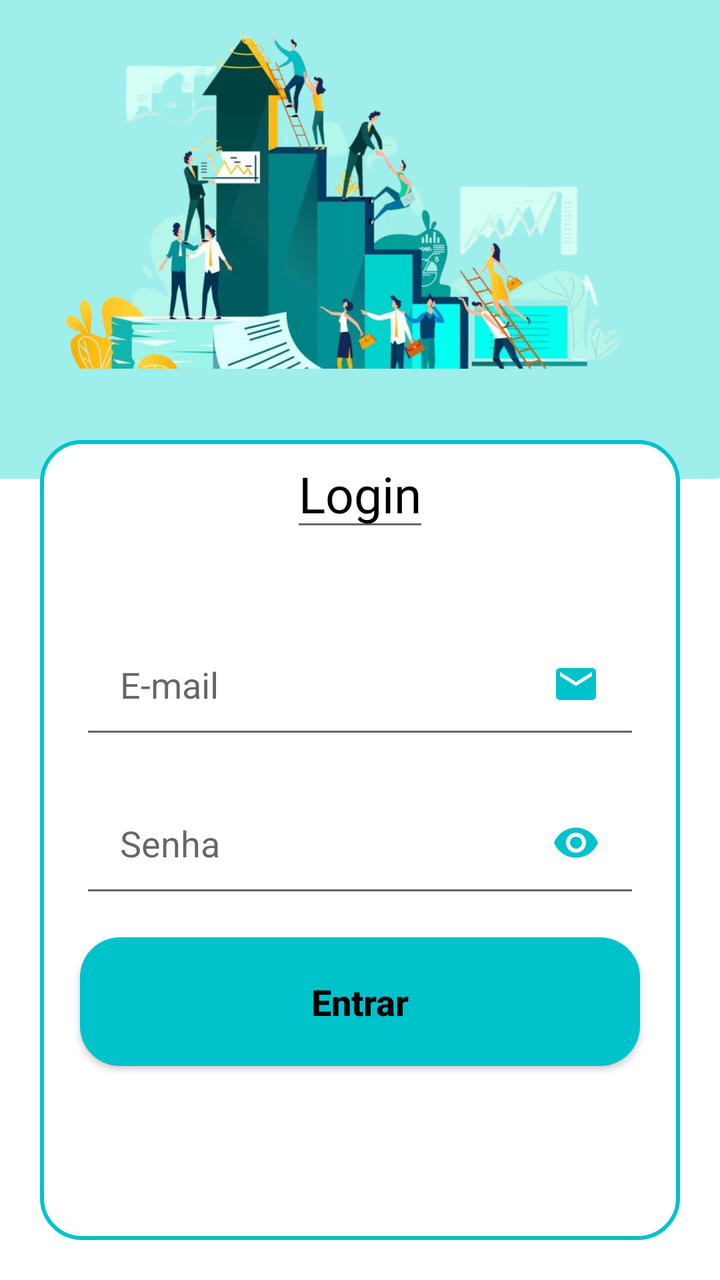
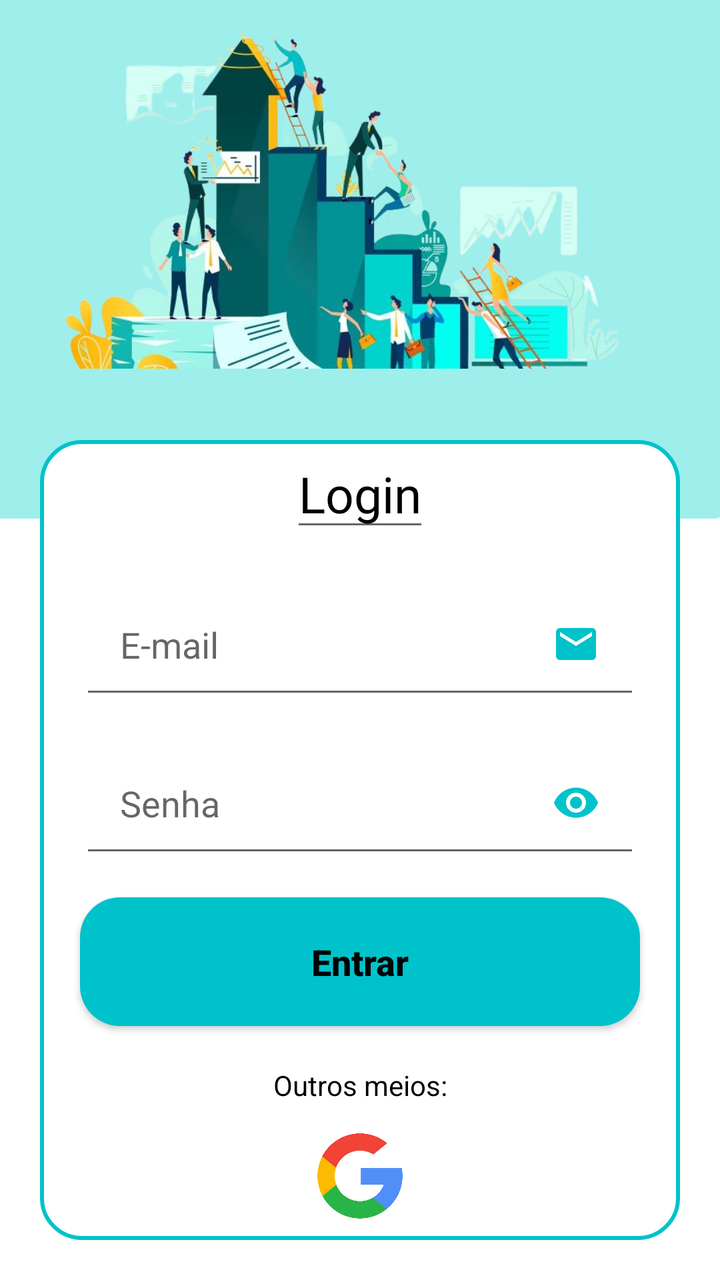

The first picture is an Android layout as it rendered before a commit; the second is the same layout after the commit. The layout source and the unified diff follow.
<!-- AndroidManifest.xml: application theme Theme.AplicativoConect -->
<!-- res/layout/activity_tela_login.xml -->
<?xml version="1.0" encoding="utf-8"?>
<androidx.core.widget.NestedScrollView
    android:layout_width="match_parent"
    android:layout_height="match_parent"
    android:fillViewport="true"
    xmlns:android="http://schemas.android.com/apk/res/android">

    <androidx.constraintlayout.widget.ConstraintLayout
        xmlns:app="http://schemas.android.com/apk/res-auto"
        xmlns:tools="http://schemas.android.com/tools"
        android:layout_width="match_parent"
        android:layout_height="match_parent"
        android:background="@drawable/fundo_azul"
        android:orientation="vertical"
        tools:context=".view.telaLogin.telaLogin">


        <ImageView
            android:id="@+id/logo_desenho"
            android:layout_width="300dp"
            android:layout_height="200dp"
            android:src="@drawable/imagem_negocios"
            app:layout_constraintTop_toTopOf="parent"
            app:layout_constraintEnd_toEndOf="parent"
            app:layout_constraintStart_toStartOf="parent"
            />

        <View
            style="@style/ContainerComponents"
            app:layout_constraintStart_toStartOf="parent"
            app:layout_constraintEnd_toEndOf="parent"
            app:layout_constraintTop_toBottomOf="@+id/logo_desenho"
            />

        <EditText
            android:id="@+id/login_user"
            android:layout_width="wrap_content"
            android:layout_height="wrap_content"
            android:text="@string/titulo_form_login"
            android:textSize="25sp"
            android:textColor="@color/black"
            android:fontFamily="@font/coda"
            android:layout_gravity="center"
            android:layout_marginTop="220dp"
            app:layout_constraintStart_toStartOf="@id/logo_desenho"
            app:layout_constraintEnd_toEndOf="@id/logo_desenho"
            app:layout_constraintTop_toTopOf="@id/logo_desenho"
            />

        <EditText
            android:id="@+id/edit_email"
            style="@style/Edit_text"
            android:layout_marginTop="90dp"
            android:drawableRight="@drawable/ic_email"
            android:hint="@string/hint_email"
            android:inputType="textEmailAddress"
            app:layout_constraintEnd_toEndOf="@id/login_user"
            app:layout_constraintStart_toStartOf="@id/login_user"
            app:layout_constraintTop_toTopOf="@id/login_user" />


        <EditText
            android:id="@+id/edit_senha"
            style="@style/Edit_text"
            android:hint="@string/hint_senha"
            android:drawableRight="@drawable/ic_senha"
            android:inputType="numberPassword"
            app:layout_constraintStart_toStartOf="@id/login_user"
            app:layout_constraintEnd_toEndOf="@id/login_user"
            app:layout_constraintTop_toBottomOf="@id/edit_email"
            />

        <androidx.appcompat.widget.AppCompatButton
            android:id="@+id/botaoEntrar"
            style="@style/Button"
            android:text="@string/Entrar"
            app:layout_constraintStart_toStartOf="parent"
            app:layout_constraintEnd_toEndOf="parent"
            app:layout_constraintTop_toBottomOf="@id/edit_senha"
            />

        <ProgressBar
            android:id="@+id/progress_bar"
            android:layout_width="wrap_content"
            android:layout_height="wrap_content"
            android:layout_marginTop="30dp"
            android:visibility="invisible"
            app:layout_constraintStart_toStartOf="parent"
            app:layout_constraintEnd_toEndOf="parent"
            app:layout_constraintTop_toBottomOf="@id/botaoEntrar"
            />

        <TextView
            android:id="@+id/text_tela_cadastro"
            android:layout_width="wrap_content"
            android:layout_height="wrap_content"
            android:text="@string/text_cadastro"
            android:textSize="18sp"
            android:textColor="@color/black"
            android:textStyle="bold"
            android:layout_marginTop="40dp"
            android:layout_marginBottom="30dp"
            app:layout_constraintTop_toBottomOf="@id/progress_bar"
            app:layout_constraintStart_toStartOf="parent"
            app:layout_constraintEnd_toEndOf="parent"
            />


    </androidx.constraintlayout.widget.ConstraintLayout>
</androidx.core.widget.NestedScrollView>
<!-- resources referenced by this layout -->
<resources>
  <color name="black">#FF000000</color>
  <!-- drawable ic_email (drawable) -->
  <vector android:height="24dp" android:tint="#00C2CB"
      android:viewportHeight="24" android:viewportWidth="24"
      android:width="24dp" xmlns:android="http://schemas.android.com/apk/res/android">
      <path android:fillColor="@android:color/white" android:pathData="M20,4L4,4c-1.1,0 -1.99,0.9 -1.99,2L2,18c0,1.1 0.9,2 2,2h16c1.1,0 2,-0.9 2,-2L22,6c0,-1.1 -0.9,-2 -2,-2zM20,8l-8,5 -8,-5L4,6l8,5 8,-5v2z"/>
  </vector>
  <!-- drawable ic_senha (drawable) -->
  <vector android:height="24dp" android:tint="#00C2CB"
      android:viewportHeight="24" android:viewportWidth="24"
      android:width="24dp" xmlns:android="http://schemas.android.com/apk/res/android">
      <path android:fillColor="@android:color/white" android:pathData="M12,4.5C7,4.5 2.73,7.61 1,12c1.73,4.39 6,7.5 11,7.5s9.27,-3.11 11,-7.5c-1.73,-4.39 -6,-7.5 -11,-7.5zM12,17c-2.76,0 -5,-2.24 -5,-5s2.24,-5 5,-5 5,2.24 5,5 -2.24,5 -5,5zM12,9c-1.66,0 -3,1.34 -3,3s1.34,3 3,3 3,-1.34 3,-3 -1.34,-3 -3,-3z"/>
  </vector>
  <string name="Entrar">Entrar</string>
  <string name="hint_email">E-mail</string>
  <string name="hint_senha">Senha</string>
  <string name="text_cadastro">Criar uma nova conta</string>
  <string name="titulo_form_login">Login</string>
  <style name="ContainerComponents">
          <item name="android:layout_width">match_parent</item>
          <item name="android:layout_height">400dp</item>
          <item name="android:background">@drawable/container_components</item>
          <item name="android:layout_margin">20dp</item>
  
      </style>
  <style name="Edit_text">
          <item name="android:layout_width">match_parent</item>
          <item name="android:layout_height">wrap_content</item>
          <item name="android:padding">20dp</item>
          <item name="android:maxLength">25</item>
          <item name="android:layout_marginLeft">40dp</item>
          <item name="android:layout_marginRight">40dp</item>
          <item name="android:layout_marginTop">15dp</item>
      </style>
  <style name="Theme.AplicativoConect" parent="Theme.MaterialComponents.DayNight.DarkActionBar">
          
          <item name="colorPrimary">@color/white</item>
          <item name="colorPrimaryVariant">@color/white</item>
          <item name="colorOnPrimary">@color/white</item>
          
          <item name="colorSecondary">@color/teal_200</item>
          <item name="colorSecondaryVariant">@color/teal_700</item>
          <item name="colorOnSecondary">@color/white</item>
          
          <item name="android:statusBarColor">?attr/colorPrimaryVariant</item>
          
      </style>
  <!-- drawable button (drawable) -->
  <?xml version="1.0" encoding="utf-8"?>
  <shape xmlns:android="http://schemas.android.com/apk/res/android">
  
      <corners android:radius="20dp"/>
      <gradient
          android:startColor="@color/verde_agua"
          android:centerColor="@color/verde_agua"
          android:endColor="@color/verde_agua"
          />
  </shape>
  <!-- drawable container_components (drawable) -->
  <?xml version="1.0" encoding="utf-8"?>
  <shape xmlns:android="http://schemas.android.com/apk/res/android">
  
      <solid android:color="@color/white"/>
          <corners android:radius="20dp"/>
      <stroke android:color="@color/verde_agua" android:width="2dp"/>
  </shape>
  <color name="white">#FFFFFFFF</color>
  <color name="teal_200">#FF03DAC5</color>
  <color name="teal_700">#FF018786</color>
  <color name="verde_agua">#00C2CB</color>
  <!-- unchanged entries left out for length: 3 -->
</resources>

<!-- the commit's change to res/layout/activity_tela_login.xml (unified diff, before → after) -->
@@ -1,13 +1,12 @@
 <?xml version="1.0" encoding="utf-8"?>
-<androidx.core.widget.NestedScrollView
+<androidx.core.widget.NestedScrollView xmlns:app="http://schemas.android.com/apk/res-auto"
+    xmlns:tools="http://schemas.android.com/tools"
     android:layout_width="match_parent"
     android:layout_height="match_parent"
     android:fillViewport="true"
     xmlns:android="http://schemas.android.com/apk/res/android">
 
     <androidx.constraintlayout.widget.ConstraintLayout
-        xmlns:app="http://schemas.android.com/apk/res-auto"
-        xmlns:tools="http://schemas.android.com/tools"
         android:layout_width="match_parent"
         android:layout_height="match_parent"
         android:background="@drawable/fundo_azul"
@@ -26,11 +25,11 @@
             />
 
         <View
+            android:id="@+id/view"
             style="@style/ContainerComponents"
+            app:layout_constraintEnd_toEndOf="parent"
             app:layout_constraintStart_toStartOf="parent"
-            app:layout_constraintEnd_toEndOf="parent"
-            app:layout_constraintTop_toBottomOf="@+id/logo_desenho"
-            />
+            app:layout_constraintTop_toBottomOf="@+id/logo_desenho" />
 
         <EditText
             android:id="@+id/login_user"
@@ -50,7 +49,7 @@
         <EditText
             android:id="@+id/edit_email"
             style="@style/Edit_text"
-            android:layout_marginTop="90dp"
+            android:layout_marginTop="70dp"
             android:drawableRight="@drawable/ic_email"
             android:hint="@string/hint_email"
             android:inputType="textEmailAddress"
@@ -91,19 +90,60 @@
             />
 
         <TextView
+            android:id="@+id/text_outros"
+            android:layout_width="wrap_content"
+            android:layout_height="wrap_content"
+            android:text="Outros meios:"
+            app:layout_constraintStart_toStartOf="parent"
+            app:layout_constraintEnd_toEndOf="parent"
+            app:layout_constraintTop_toBottomOf="@id/botaoEntrar"
+            android:layout_marginTop="20dp"
+            android:textColor="@color/black"
+            />
+
+        <ImageView
+            android:id="@+id/logo_google"
+            android:layout_width="match_parent"
+            android:layout_height="50dp"
+            android:src="@drawable/logo_google"
+            app:layout_constraintStart_toStartOf="parent"
+            app:layout_constraintEnd_toEndOf="parent"
+            app:layout_constraintTop_toBottomOf="@id/text_outros"
+            android:layout_marginTop="12dp"
+            />
+
+        <TextView
+            android:id="@+id/text_conta"
+            android:layout_width="wrap_content"
+            android:layout_height="wrap_content"
+            android:layout_marginStart="66dp"
+            android:layout_marginTop="21dp"
+            android:layout_marginEnd="10dp"
+            android:layout_marginBottom="71dp"
+            android:text="Não possui uma conta?"
+            android:textColor="@color/black"
+            app:layout_constraintBottom_toBottomOf="parent"
+            app:layout_constraintEnd_toStartOf="@+id/text_tela_cadastro"
+            app:layout_constraintStart_toStartOf="parent"
+            app:layout_constraintTop_toBottomOf="@+id/view" />
+
+        <TextView
             android:id="@+id/text_tela_cadastro"
             android:layout_width="wrap_content"
             android:layout_height="wrap_content"
+            android:layout_marginStart="200dp"
+            android:layout_marginTop="20dp"
+            android:layout_marginEnd="40dp"
+            android:layout_marginBottom="71dp"
             android:text="@string/text_cadastro"
-            android:textSize="18sp"
             android:textColor="@color/black"
+            android:textSize="15sp"
             android:textStyle="bold"
-            android:layout_marginTop="40dp"
-            android:layout_marginBottom="30dp"
-            app:layout_constraintTop_toBottomOf="@id/progress_bar"
+            app:layout_constraintBottom_toBottomOf="parent"
+            app:layout_constraintEnd_toEndOf="parent"
+            app:layout_constraintHorizontal_bias="0.535"
             app:layout_constraintStart_toStartOf="parent"
-            app:layout_constraintEnd_toEndOf="parent"
-            />
+            app:layout_constraintTop_toBottomOf="@+id/view" />
 
 
     </androidx.constraintlayout.widget.ConstraintLayout>
<!-- resource entries referenced after the edit -->
@@ -13,6 +13,7 @@
       android:width="24dp" xmlns:android="http://schemas.android.com/apk/res/android">
       <path android:fillColor="@android:color/white" android:pathData="M12,4.5C7,4.5 2.73,7.61 1,12c1.73,4.39 6,7.5 11,7.5s9.27,-3.11 11,-7.5c-1.73,-4.39 -6,-7.5 -11,-7.5zM12,17c-2.76,0 -5,-2.24 -5,-5s2.24,-5 5,-5 5,2.24 5,5 -2.24,5 -5,5zM12,9c-1.66,0 -3,1.34 -3,3s1.34,3 3,3 3,-1.34 3,-3 -1.34,-3 -3,-3z"/>
   </vector>
+  <!-- drawable logo_google: png bitmap (drawable, 6953 bytes) -->
   <string name="Entrar">Entrar</string>
   <string name="hint_email">E-mail</string>
   <string name="hint_senha">Senha</string>
